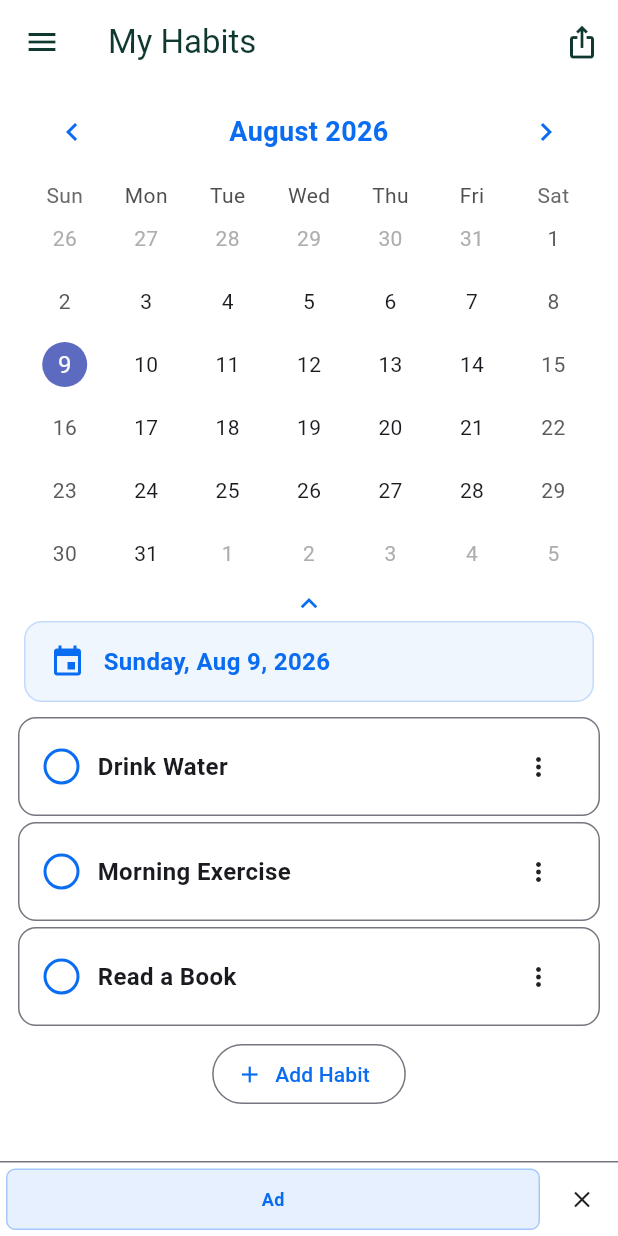
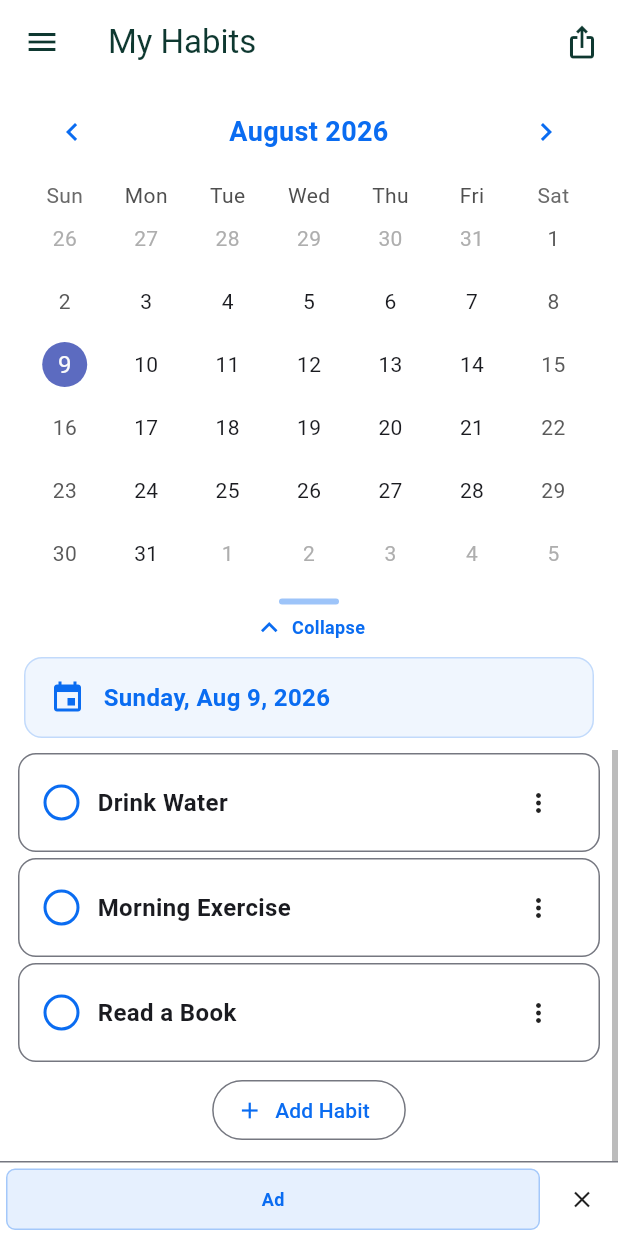
Before and after one commit to ahgnodmik/Habittab, a Flutter app: the screen it shows after launch, on a phone screen of 412 x 824 dp. Run offline on Flutter 3.47's test engine with Material 3 defaults, Android fonts, the phone set to English and light mode, and no system bars; drawn by our look-alikes of table_calendar; our stand-ins replace google_mobile_ads, package_info_plus, share_plus, shared_preferences; missing offline and left inert: home_widget; network calls fail.

Commit message:
Enlarge calendar collapse/expand handle
The 24px icon-only handle was hard to hit and the expand direction was
easy to miss. Replace it with a 48px full-width tap target showing a grab
bar, a direction chevron, and a Collapse/Expand label (localized en/ko).
Toggle still switches month <-> week from either state.

Co-Authored-By: Claude Fable 5 <noreply@anthropic.com>

```diff
--- a/lib/l10n/app_en.arb
+++ b/lib/l10n/app_en.arb
@@ -4,6 +4,8 @@
   "myHabits": "My Habits",
   "export": "Export",
   "exportFailed": "Export failed",
+  "expandCalendar": "Expand",
+  "collapseCalendar": "Collapse",
 
   "selectLanguage": "Select Language",
   "languageUpdated": "Language updated",
--- a/lib/l10n/app_ko.arb
+++ b/lib/l10n/app_ko.arb
@@ -4,6 +4,8 @@
   "myHabits": "내 습관",
   "export": "내보내기",
   "exportFailed": "내보내기 실패",
+  "expandCalendar": "펼치기",
+  "collapseCalendar": "접기",
 
   "selectLanguage": "언어 선택",
   "languageUpdated": "언어가 변경되었습니다",
--- a/lib/l10n/app_localizations.dart
+++ b/lib/l10n/app_localizations.dart
@@ -115,6 +115,18 @@ abstract class AppLocalizations {
   /// In en, this message translates to:
   /// **'Export failed'**
   String get exportFailed;
+
+  /// No description provided for @expandCalendar.
+  ///
+  /// In en, this message translates to:
+  /// **'Expand'**
+  String get expandCalendar;
+
+  /// No description provided for @collapseCalendar.
+  ///
+  /// In en, this message translates to:
+  /// **'Collapse'**
+  String get collapseCalendar;
 
   /// No description provided for @selectLanguage.
   ///
--- a/lib/l10n/app_localizations_en.dart
+++ b/lib/l10n/app_localizations_en.dart
@@ -16,6 +16,12 @@ class AppLocalizationsEn extends AppLocalizations {
 
   @override
   String get exportFailed => 'Export failed';
+
+  @override
+  String get expandCalendar => 'Expand';
+
+  @override
+  String get collapseCalendar => 'Collapse';
 
   @override
   String get selectLanguage => 'Select Language';
--- a/lib/l10n/app_localizations_ko.dart
+++ b/lib/l10n/app_localizations_ko.dart
@@ -16,6 +16,12 @@ class AppLocalizationsKo extends AppLocalizations {
 
   @override
   String get exportFailed => '내보내기 실패';
+
+  @override
+  String get expandCalendar => '펼치기';
+
+  @override
+  String get collapseCalendar => '접기';
 
   @override
   String get selectLanguage => '언어 선택';
--- a/lib/pages/habit_list_page.dart
+++ b/lib/pages/habit_list_page.dart
@@ -842,23 +842,56 @@ class _HabitListPageState extends State<HabitListPage>
   }
 
   /// Collapse/expand handle under the calendar. Toggles between the full
-  /// month view and a compact single-week view.
+  /// month view and a compact single-week view. Large full-width tap target.
   Widget _buildCalendarHandle() {
+    final l10n = context.l10n;
     final expanded = _calendarFormat == CalendarFormat.month;
-    return InkWell(
+    return Material(
+      color: Colors.transparent,
+      child: InkWell(
         onTap: () {
           setState(() {
             _calendarFormat =
                 expanded ? CalendarFormat.week : CalendarFormat.month;
           });
         },
-      child: SizedBox(
-        height: 24,
-        child: Center(
-          child: Icon(
+        child: Container(
+          height: 48,
+          width: double.infinity,
+          alignment: Alignment.center,
+          child: Column(
+            mainAxisSize: MainAxisSize.min,
+            mainAxisAlignment: MainAxisAlignment.center,
+            children: [
+              Container(
+                width: 40,
+                height: 4,
+                decoration: BoxDecoration(
+                  color: kPointColor.withValues(alpha: 0.4),
+                  borderRadius: BorderRadius.circular(2),
+                ),
+              ),
+              const SizedBox(height: 4),
+              Row(
+                mainAxisSize: MainAxisSize.min,
+                children: [
+                  Icon(
                     expanded ? Icons.expand_less : Icons.expand_more,
                     color: kPointColor,
                     size: 22,
+                  ),
+                  const SizedBox(width: 4),
+                  Text(
+                    expanded ? l10n.collapseCalendar : l10n.expandCalendar,
+                    style: TextStyle(
+                      color: kPointColor,
+                      fontSize: 12,
+                      fontWeight: FontWeight.w600,
+                    ),
+                  ),
+                ],
+              ),
+            ],
           ),
         ),
       ),
```
Lines whose indentation alone changed are shown as unchanged.
